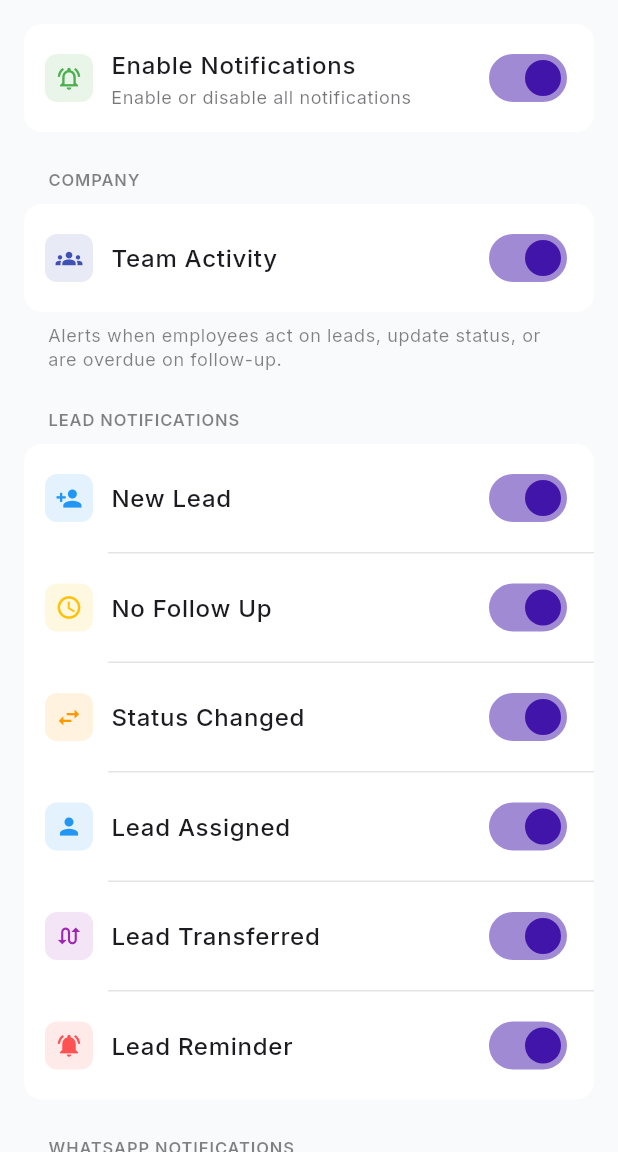
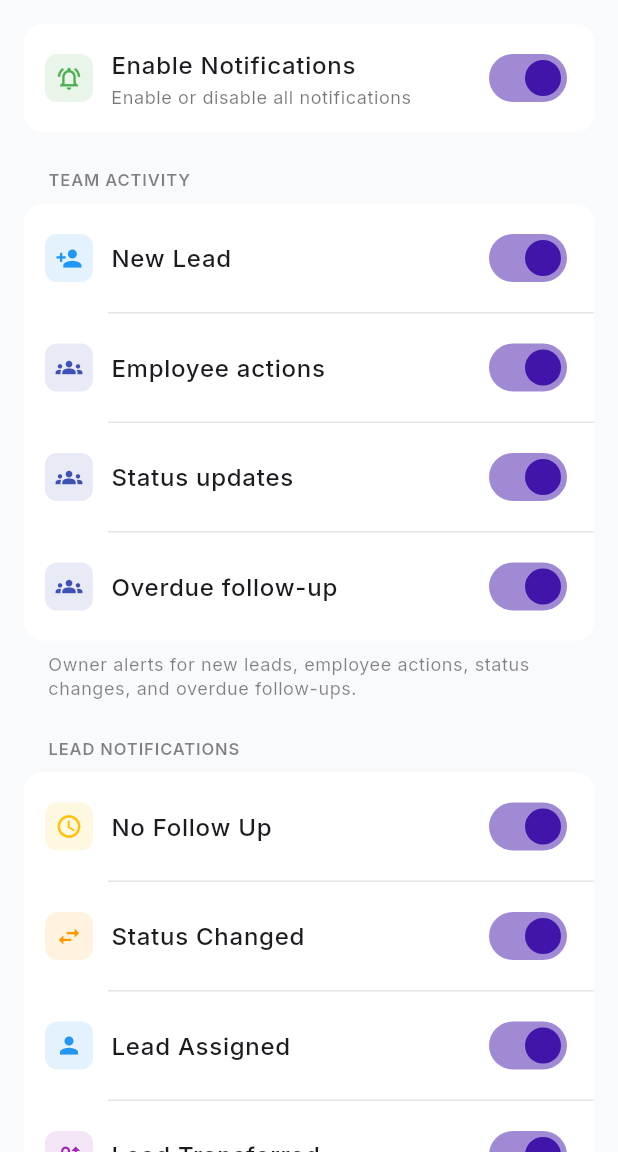
Before and after one commit to HaidaraIB/crm_mobile, a Flutter app: the NotificationSettingsScreen screen opened directly, on a phone screen of 412 x 824 dp, the part 84-1236 px from its top. Run offline on Flutter 3.47's test engine with Material 3 defaults, Android fonts, the phone set to English and light mode, and no system bars; our stand-ins replace audioplayers, chewie, connectivity_plus, equatable, file_picker, firebase_core and 20 more; missing offline and left inert: excel, flutter_callkit_incoming, gal, record, sip_ua; accounts and stored records are empty; network calls fail.

Commit message:
Enhance notification handling and localization for team activity alerts
- Added new notification types for team activity actions, statuses, and overdue follow-ups in the notification model.
- Updated notification settings to include the new team activity alerts.
- Improved notification routing and parsing logic to handle new notification types.
- Enhanced localization strings for team activity notifications in both English and Arabic.
- Refactored notification listener to ensure navigation occurs when the navigator is ready.

```diff
--- a/lib/core/localization/app_localizations.dart
+++ b/lib/core/localization/app_localizations.dart
@@ -876,9 +876,9 @@ class AppLocalizations {
       'enableOrDisableAllNotifications': 'Enable or disable all notifications',
       'preferences': 'Preferences',
       'security': 'Security',
-      'companyOwnerNotifications': 'Company',
+      'companyOwnerNotifications': 'Team Activity',
       'teamActivityHint':
-          'Alerts when employees act on leads, update status, or are overdue on follow-up.',
+          'Owner alerts for new leads, employee actions, status changes, and overdue follow-ups.',
       'leadNotifications': 'Lead Notifications',
       'coreNotifications': 'Core Notifications – appear first',
       'whatsappNotifications': 'WhatsApp Notifications',
@@ -913,6 +913,9 @@ class AppLocalizations {
       'leadUpdated': 'Lead Updated',
       'leadReminder': 'Lead Reminder',
       'teamActivity': 'Team Activity',
+      'teamActivityAction': 'Employee actions',
+      'teamActivityStatus': 'Status updates',
+      'teamActivityOverdue': 'Overdue follow-up',
       'whatsappMessageReceived': 'WhatsApp Message Received',
       'whatsappTemplateSent': 'WhatsApp Template Sent',
       'whatsappSendFailed': 'WhatsApp Send Failed',
@@ -2099,9 +2102,9 @@ class AppLocalizations {
       'enableOrDisableAllNotifications': 'تفعيل أو إيقاف جميع الإشعارات',
       'preferences': 'التفضيلات',
       'security': 'الأمان',
-      'companyOwnerNotifications': 'الشركة',
+      'companyOwnerNotifications': 'نشاط الفريق',
       'teamActivityHint':
-          'تنبيهات عند قيام الموظفين بإجراءات على العملاء أو تحديث الحالة أو التأخر في المتابعة.',
+          'تنبيهات المالك للعملاء الجدد وإجراءات الموظفين وتحديث الحالة والتأخر في المتابعة.',
       'leadNotifications': 'إشعارات العملاء المحتملين',
       'coreNotifications': 'إشعارات أساسية – تظهر أولاً',
       'whatsappNotifications': 'إشعارات واتساب',
@@ -2136,6 +2139,9 @@ class AppLocalizations {
       'leadUpdated': 'تحديث عميل',
       'leadReminder': 'تذكير عميل',
       'teamActivity': 'نشاط الفريق',
+      'teamActivityAction': 'إجراءات الموظف',
+      'teamActivityStatus': 'تحديث الحالة',
+      'teamActivityOverdue': 'تأخر المتابعة',
       'whatsappMessageReceived': 'رسالة واتساب واردة',
       'whatsappTemplateSent': 'إرسال قالب واتساب',
       'whatsappSendFailed': 'فشل إرسال واتساب',
--- a/lib/models/notification_model.dart
+++ b/lib/models/notification_model.dart
@@ -24,6 +24,12 @@ enum NotificationType {
   leadReminder, // تذكير بموعد متابعة عميل
   /// نشاط فريق الشركة (للمالك)
   teamActivity, // إشعار نشاط عضو من الفريق
+  /// إعدادات فقط: إجراءات الموظف (مكالمة / مهمة / زيارة)
+  teamActivityAction,
+  /// إعدادات فقط: تحديث حالة العميل
+  teamActivityStatus,
+  /// إعدادات فقط: تأخر المتابعة
+  teamActivityOverdue,
 
   // ==================== إشعارات واتساب (WhatsApp Automation) ====================
   /// 📨 رسالة واردة
@@ -147,6 +153,10 @@ class NotificationPayload {
     return NotificationType.unknown;
   }
 
+  /// Public helper for inbox / API payloads (snake_case or camelCase).
+  static NotificationType parseNotificationType(String? rawType) =>
+      _parseNotificationType(rawType);
+
   static NotificationType _resolveType(String? typeString, Map<String, dynamic> data) {
     if (data['kind'] == 'tenant_chat') return NotificationType.tenantChat;
     if (data['kind'] == 'softphone_incoming_call') {
--- a/lib/models/notification_settings_model.dart
+++ b/lib/models/notification_settings_model.dart
@@ -47,6 +47,9 @@ class NotificationSettings {
       NotificationType.leadUpdated: true,
       NotificationType.leadReminder: true,
       NotificationType.teamActivity: true,
+      NotificationType.teamActivityAction: true,
+      NotificationType.teamActivityStatus: true,
+      NotificationType.teamActivityOverdue: true,
 
       // إشعارات واتساب - مفعلة افتراضياً
       NotificationType.whatsappMessageReceived: true,
--- a/lib/screens/settings/notification_settings_screen.dart
+++ b/lib/screens/settings/notification_settings_screen.dart
@@ -14,12 +14,14 @@ import 'widgets/settings_group.dart';
 /// Keep enum values for future use; only show these in settings UI.
 const Set<NotificationType> kVisibleNotificationSettingsTypes = {
   NotificationType.newLead,
+  NotificationType.teamActivityAction,
+  NotificationType.teamActivityStatus,
+  NotificationType.teamActivityOverdue,
   NotificationType.leadNoFollowUp,
   NotificationType.leadStatusChanged,
   NotificationType.leadAssigned,
   NotificationType.leadTransferred,
   NotificationType.leadReminder,
-  NotificationType.teamActivity,
   NotificationType.whatsappMessageReceived,
   NotificationType.whatsappWaitingResponse,
   NotificationType.campaignLowPerformance,
@@ -192,12 +194,27 @@ class _NotificationSettingsScreenState
           ),
           SettingsGroup(
             header: localizations?.translate('companyOwnerNotifications') ??
-                'Company',
+                'Team Activity',
             footer: localizations?.translate('teamActivityHint') ??
-                'Team activity alerts for employee actions on leads, including overdue follow-ups.',
+                'Owner alerts for new leads, employee actions, status changes, and overdue follow-ups.',
             children: [
               _typeSwitch(
-                NotificationType.teamActivity,
+                NotificationType.newLead,
+                enabled: masterEnabled,
+                localizations: localizations,
+              ),
+              _typeSwitch(
+                NotificationType.teamActivityAction,
+                enabled: masterEnabled,
+                localizations: localizations,
+              ),
+              _typeSwitch(
+                NotificationType.teamActivityStatus,
+                enabled: masterEnabled,
+                localizations: localizations,
+              ),
+              _typeSwitch(
+                NotificationType.teamActivityOverdue,
                 enabled: masterEnabled,
                 localizations: localizations,
               ),
@@ -207,7 +224,6 @@ class _NotificationSettingsScreenState
             header: localizations?.translate('leadNotifications') ??
                 'Lead Notifications',
             types: _visible([
-              NotificationType.newLead,
               NotificationType.leadNoFollowUp,
               NotificationType.leadStatusChanged,
               NotificationType.leadAssigned,
@@ -415,6 +431,12 @@ class _NotificationSettingsScreenState
         return 'leadReminder';
       case NotificationType.teamActivity:
         return 'teamActivity';
+      case NotificationType.teamActivityAction:
+        return 'teamActivityAction';
+      case NotificationType.teamActivityStatus:
+        return 'teamActivityStatus';
+      case NotificationType.teamActivityOverdue:
+        return 'teamActivityOverdue';
       case NotificationType.whatsappMessageReceived:
         return 'whatsappMessageReceived';
       case NotificationType.whatsappTemplateSent:
--- a/lib/services/notification_router.dart
+++ b/lib/services/notification_router.dart
@@ -39,6 +39,9 @@ class NotificationRouter {
       case NotificationType.leadStatusChanged:
       case NotificationType.leadTransferred:
       case NotificationType.teamActivity:
+      case NotificationType.teamActivityAction:
+      case NotificationType.teamActivityStatus:
+      case NotificationType.teamActivityOverdue:
         final leadId = _intFromPayload(payload.data?['lead_id']);
         if (leadId != null) {
           navigator.pushNamed('/leads/details', arguments: leadId);
@@ -188,6 +191,9 @@ class NotificationRouter {
       case NotificationType.leadReminder:
         return Icons.notifications_active;
       case NotificationType.teamActivity:
+      case NotificationType.teamActivityAction:
+      case NotificationType.teamActivityStatus:
+      case NotificationType.teamActivityOverdue:
         return Icons.groups;
 
       // إشعارات واتساب
@@ -292,6 +298,9 @@ class NotificationRouter {
       case NotificationType.leadReminder:
         return Colors.redAccent;
       case NotificationType.teamActivity:
+      case NotificationType.teamActivityAction:
+      case NotificationType.teamActivityStatus:
+      case NotificationType.teamActivityOverdue:
         return Colors.indigo;
 
       // إشعارات واتساب
@@ -396,6 +405,12 @@ class NotificationRouter {
         return 'تذكير عميل';
       case NotificationType.teamActivity:
         return 'نشاط الفريق';
+      case NotificationType.teamActivityAction:
+        return 'إجراءات الموظف';
+      case NotificationType.teamActivityStatus:
+        return 'تحديث الحالة';
+      case NotificationType.teamActivityOverdue:
+        return 'تأخر المتابعة';
 
       case NotificationType.whatsappMessageReceived:
         return 'رسالة واتساب واردة';
--- a/pubspec.yaml
+++ b/pubspec.yaml
@@ -16,7 +16,7 @@ publish_to: 'none' # Remove this line if you wish to publish to pub.dev
 # https://developer.apple.com/library/archive/documentation/General/Reference/InfoPlistKeyReference/Articles/CoreFoundationKeys.html
 # In Windows, build-name is used as the major, minor, and patch parts
 # of the product and file versions while build-number is used as the build suffix.
-version: 1.8.4+31
+version: 1.8.5+32
 
 environment:
   sdk: ^3.9.0
```
Also changed, not shown: lib/main.dart (+22 -6 lines), lib/screens/notifications/notifications_screen.dart (+6 -5 lines), lib/services/notification_service.dart (+30 -2 lines).
